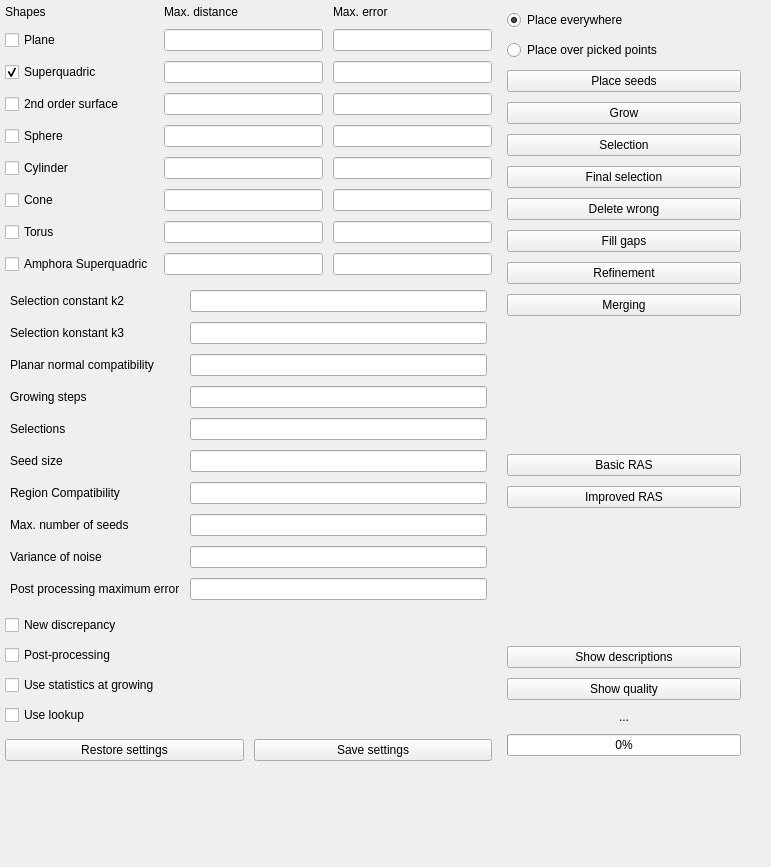
This is ui/edit_segmentor_recover.ui in ddksr/segmentor-meshlab as Qt 5 draws it before an edit. The edited form follows.
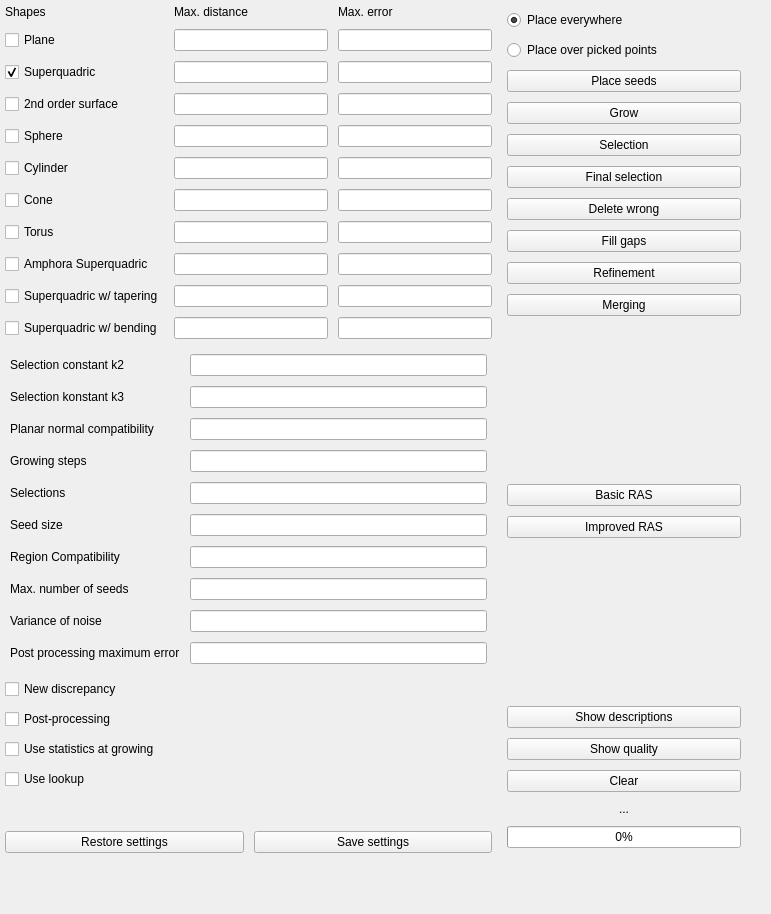
This is the edited form.

The edit to the form file:
```diff
--- a/ui/edit_segmentor_recover.ui
+++ b/ui/edit_segmentor_recover.ui
@@ -7,7 +7,7 @@
     <x>0</x>
     <y>0</y>
     <width>771</width>
-    <height>867</height>
+    <height>914</height>
    </rect>
   </property>
   <property name="windowTitle">
@@ -20,7 +20,7 @@
       <x>0</x>
       <y>0</y>
       <width>751</width>
-      <height>766</height>
+      <height>858</height>
      </rect>
     </property>
     <layout class="QHBoxLayout" name="main" stretch="60,30">
@@ -34,6 +34,27 @@
       <layout class="QVBoxLayout" name="paramsLayout">
        <item>
         <layout class="QGridLayout" name="gridLayout">
+         <item row="10" column="0">
+          <widget class="QCheckBox" name="cbBSq">
+           <property name="text">
+            <string>Superquadric w/ bending</string>
+           </property>
+          </widget>
+         </item>
+         <item row="10" column="1">
+          <layout class="QHBoxLayout" name="horizontalLayout_12">
+           <item>
+            <widget class="QLineEdit" name="inputBSqDist">
+             <property name="toolTip">
+              <string/>
+             </property>
+            </widget>
+           </item>
+           <item>
+            <widget class="QLineEdit" name="inputBSqErr"/>
+           </item>
+          </layout>
+         </item>
          <item row="4" column="0">
           <widget class="QCheckBox" name="cbSphere">
            <property name="text">
@@ -212,6 +233,27 @@
            </property>
           </widget>
          </item>
+         <item row="9" column="1">
+          <layout class="QHBoxLayout" name="horizontalLayout_11">
+           <item>
+            <widget class="QLineEdit" name="inputTSqDist">
+             <property name="toolTip">
+              <string/>
+             </property>
+            </widget>
+           </item>
+           <item>
+            <widget class="QLineEdit" name="inputTSqErr"/>
+           </item>
+          </layout>
+         </item>
+         <item row="9" column="0">
+          <widget class="QCheckBox" name="cbTSq">
+           <property name="text">
+            <string>Superquadric w/ tapering</string>
+           </property>
+          </widget>
+         </item>
         </layout>
        </item>
        <item>
@@ -523,6 +565,13 @@
          </property>
         </widget>
        </item>
+       <item>
+        <widget class="QPushButton" name="btnClear">
+         <property name="text">
+          <string>Clear</string>
+         </property>
+        </widget>
+       </item>
        <item>
         <widget class="QLabel" name="progressLabel">
          <property name="text">
```
